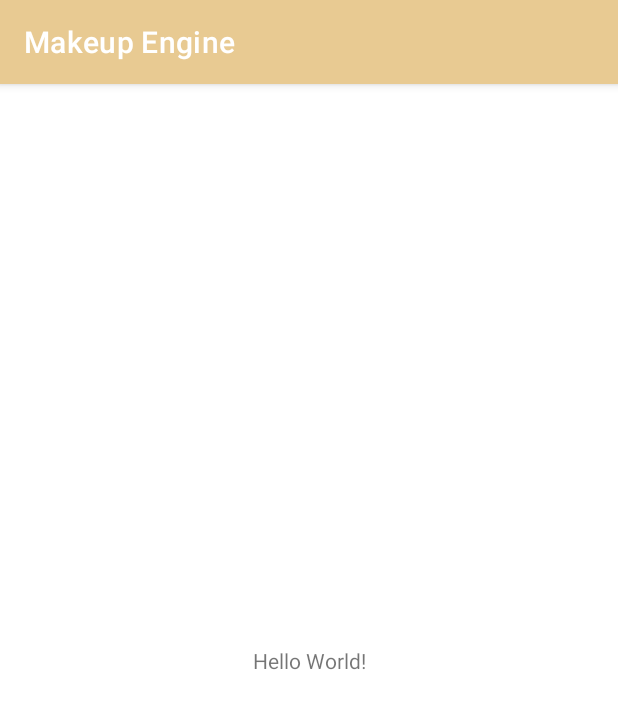
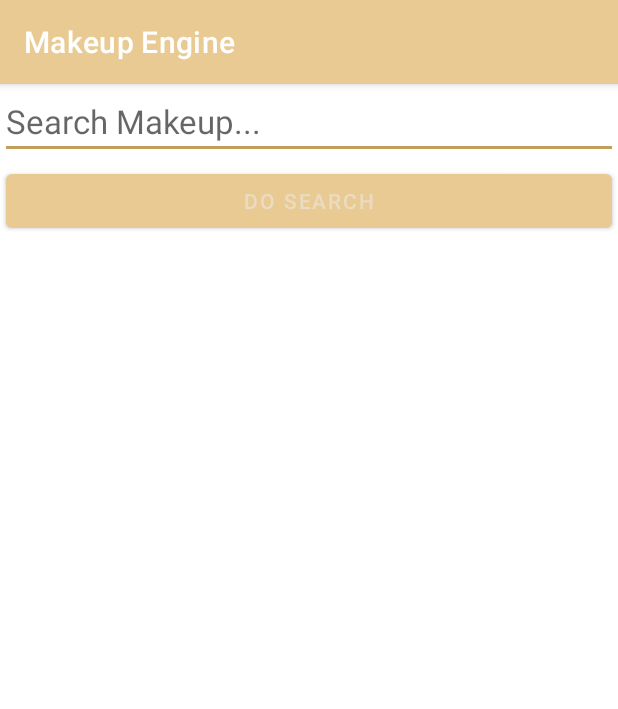
Before and after one commit to pericabrales/BookEngine, an Android app: the screen it shows after launch (MainActivity), on a phone screen of 412 x 824 dp. Shown: the top 709 px of the screen. Run offline under Robolectric (Android 15) with nearby library versions, the phone set to English and light mode, and no system bars.

Commit message:
Started setting up search box

```diff
--- a/CS492FinalProject2/app/src/main/java/com/example/cs492finalproject/MainActivity.java
+++ b/CS492FinalProject2/app/src/main/java/com/example/cs492finalproject/MainActivity.java
@@ -13,23 +13,29 @@ import android.content.Intent;
 import android.os.AsyncTask;
 
 import android.os.Bundle;
+import android.text.TextUtils;
 import android.util.Log;
 import android.view.View;
 import android.widget.ProgressBar;
 import android.widget.TextView;
+import android.widget.Button;
+import android.widget.EditText;
 
 import com.example.cs492finalproject.utils.MakeupUtils;
 import com.example.cs492finalproject.utils.NetworkUtils;
 
 import java.io.IOException;
 import java.util.ArrayList;
+import java.util.Arrays;
 
-    public class MainActivity extends AppCompatActivity implements MakeupAdapter.OnMakeupItemClickListener, SharedPreferences.OnSharedPreferenceChangeListener {
+public class MainActivity extends AppCompatActivity implements MakeupAdapter.OnMakeupItemClickListener, SharedPreferences.OnSharedPreferenceChangeListener {
 
         private ProgressBar loadingIndicatorPB;
         private static final String TAG = MainActivity.class.getSimpleName();
         private MakeupAdapter makeupAdapter;
         private TextView errorMessageTV;
+        private RecyclerView searchResultsRV;
+        private EditText searchBoxET;
 
         private SharedPreferences sharedPreferences;
 
@@ -38,23 +44,35 @@ import java.util.ArrayList;
             super.onCreate(savedInstanceState);
             setContentView(R.layout.activity_main);
 
-            RecyclerView makeupListRV = findViewById(R.id.rv_makeup_list);
-            makeupListRV.setLayoutManager(new LinearLayoutManager(this));
-            makeupListRV.setHasFixedSize(true);
-//            this.loadingIndicatorPB = findViewById(R.id.pb_loading_indicator);
-//            this.errorMessageTV = findViewById(R.id.tv_error_message);
+            this.searchBoxET = findViewById(R.id.et_search_box);
+            this.searchResultsRV = findViewById(R.id.rv_search_results);
+            this.loadingIndicatorPB = findViewById(R.id.pb_loading_indicator);
+            this.errorMessageTV = findViewById(R.id.tv_error_message);
+
+            this.searchResultsRV.setLayoutManager(new LinearLayoutManager(this));
+            this.searchResultsRV.setHasFixedSize(true);
 
             this.makeupAdapter = new MakeupAdapter(this);
-            makeupListRV.setAdapter(makeupAdapter);
+            this.searchResultsRV.setAdapter(makeupAdapter);
 
             this.sharedPreferences = PreferenceManager.getDefaultSharedPreferences(this);
             this.sharedPreferences.registerOnSharedPreferenceChangeListener(this);
 
-//            doMakeupSearch(searchQuery);
+            Button searchButton = (Button)findViewById(R.id.btn_search);
+            searchButton.setOnClickListener(new View.OnClickListener() {
+                @Override
+                public void onClick(View v) {
+                    String searchQuery = searchBoxET.getText().toString();
+                    if (!TextUtils.isEmpty(searchQuery)) {
+                        doMakeupSearch(searchQuery);
+                    }
+                }
+            });
         }
 
         private void doMakeupSearch(String query) {
             String url = MakeupUtils.buildMakeupSearchURL(query);
+
             new MakeupSearchTask().execute(url);
         }
 
@@ -91,10 +109,12 @@ import java.util.ArrayList;
                 loadingIndicatorPB.setVisibility(View.INVISIBLE);
                 if (results != null) {
                     Log.d(TAG, "querying the results: " + results);
-                    errorMessageTV.setVisibility(View.INVISIBLE);
                     ArrayList<MakeupDataItem> searchResultsList = MakeupUtils.parseMakeupSearchResults(results);
                     makeupAdapter.updateMakeupData(searchResultsList);
+                    searchResultsRV.setVisibility(View.VISIBLE);
+                    errorMessageTV.setVisibility(View.INVISIBLE);
                 } else {
+                    searchResultsRV.setVisibility(View.INVISIBLE);
                     errorMessageTV.setVisibility(View.VISIBLE);
                 }
             }
--- a/CS492FinalProject2/app/src/main/res/layout/activity_main.xml
+++ b/CS492FinalProject2/app/src/main/res/layout/activity_main.xml
@@ -1,26 +1,32 @@
 <?xml version="1.0" encoding="utf-8"?>
-<androidx.constraintlayout.widget.ConstraintLayout xmlns:android="http://schemas.android.com/apk/res/android"
-    xmlns:app="http://schemas.android.com/apk/res-auto"
+<LinearLayout
+    xmlns:android="http://schemas.android.com/apk/res/android"
     xmlns:tools="http://schemas.android.com/tools"
     android:layout_width="match_parent"
     android:layout_height="match_parent"
+    android:orientation="vertical"
     tools:context=".MainActivity">
 
-    <TextView
-        android:layout_width="wrap_content"
+    <EditText
+        android:id="@+id/et_search_box"
+        android:layout_width="match_parent"
         android:layout_height="wrap_content"
-        android:text="Hello World!"
-        app:layout_constraintBottom_toBottomOf="parent"
-        app:layout_constraintLeft_toLeftOf="parent"
-        app:layout_constraintRight_toRightOf="parent"
-        app:layout_constraintTop_toTopOf="parent" />
+        android:textSize="22sp"
+        android:hint="Search Makeup..." />
+
+    <Button
+        android:id="@+id/btn_search"
+        android:layout_width="match_parent"
+        android:layout_height="wrap_content"
+        android:layout_margin="4dp"
+        android:text="Do Search"/>
 
     <FrameLayout
         android:layout_width="match_parent"
         android:layout_height="match_parent">
 
         <androidx.recyclerview.widget.RecyclerView
-            android:id="@+id/rv_makeup_list"
+            android:id="@+id/rv_search_results"
             android:layout_width="match_parent"
             android:layout_height="match_parent" />
 
@@ -44,4 +50,4 @@
 
     </FrameLayout>
 
-</androidx.constraintlayout.widget.ConstraintLayout>
+</LinearLayout>
--- a/CS492FinalProject2/app/src/main/res/values/themes.xml
+++ b/CS492FinalProject2/app/src/main/res/values/themes.xml
@@ -6,8 +6,8 @@
         <item name="colorPrimaryVariant">@color/header_top</item>
         <item name="colorOnPrimary">@color/app_background</item>
         <!-- Secondary brand color. -->
-        <item name="colorSecondary">@color/teal_200</item>
-        <item name="colorSecondaryVariant">@color/teal_700</item>
+        <item name="colorSecondary">@color/header_top</item>
+        <item name="colorSecondaryVariant">@color/header_top</item>
         <item name="colorOnSecondary">@color/black</item>
         <!-- Status bar color. -->
         <item name="android:statusBarColor" tools:targetApi="l">?attr/colorPrimaryVariant</item>
```
Also changed, not shown: CS492FinalProject2/app/src/main/java/com/example/cs492finalproject/MakeupAdapter.java (+7 -4 lines), CS492FinalProject2/app/src/main/res/layout/search_result_item.xml (added, +19 -0 lines).
